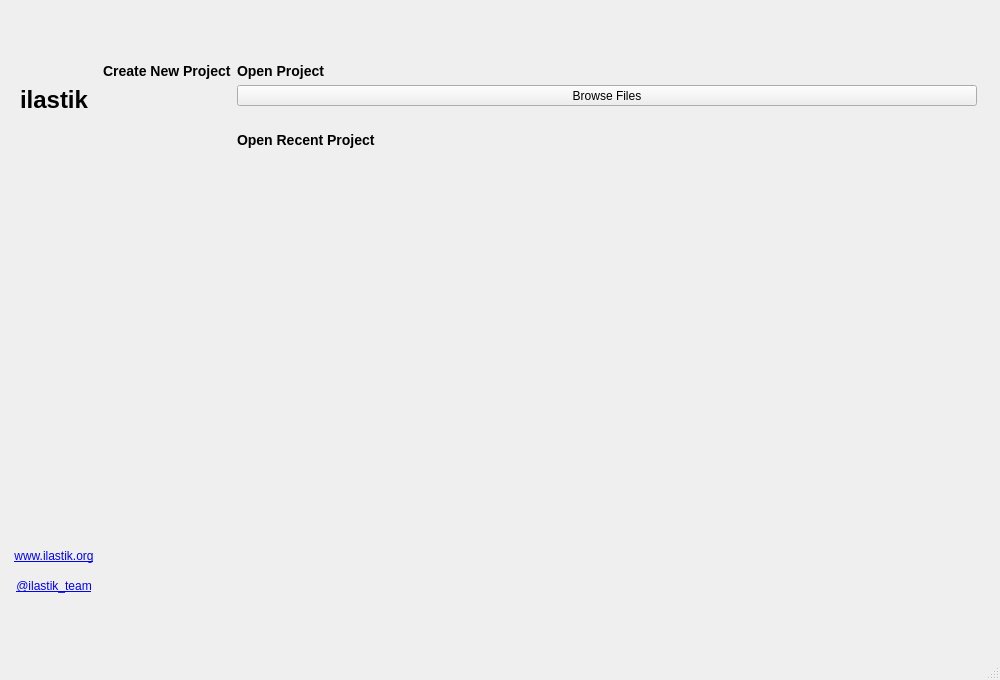
ilastik/ilastik, file ilastik/shell/gui/ui/ilastikShell.ui: the form before one commit.
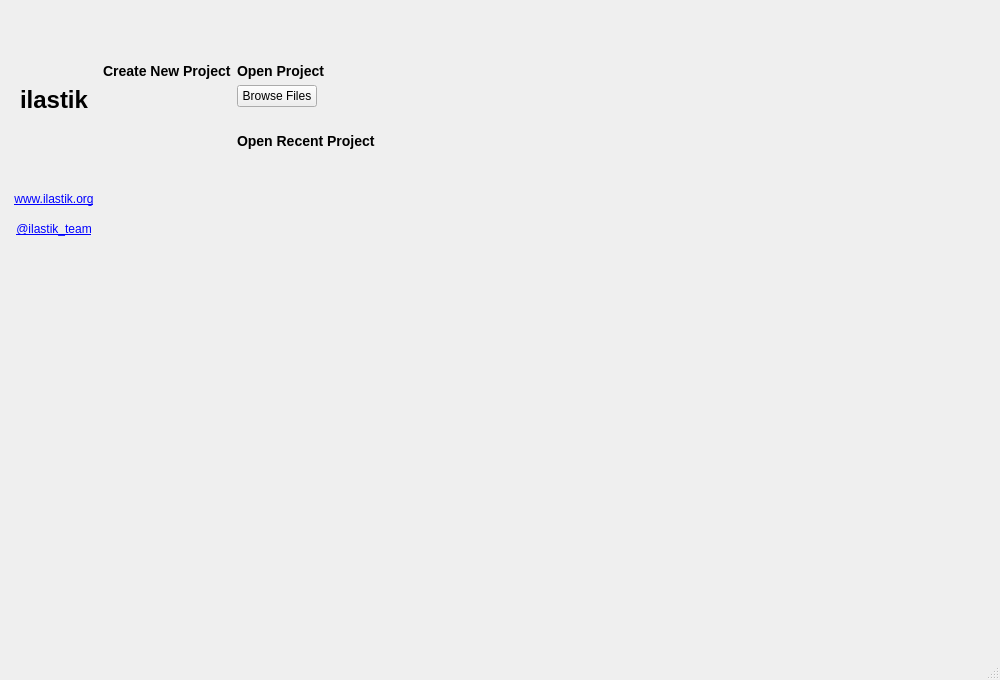
The form after the commit. Icons and pictures are not drawn. Custom widgets are drawn as their Qt base class.

Commit message:
Change buttons on a startup screen
* Make startup screen buttons more lightweight
* Revert precomputing button widths from e5ac87fcbedc2fab722e71582010afc39f968992: the previous solution did not account for icons and paddings
* Move links closer to the logo

What changed in the file:
```diff
--- a/ilastik/shell/gui/ui/ilastikShell.ui
+++ b/ilastik/shell/gui/ui/ilastikShell.ui
@@ -174,10 +174,13 @@
                  <property name="orientation">
                   <enum>Qt::Vertical</enum>
                  </property>
+                 <property name="sizeType">
+                  <enum>QSizePolicy::Fixed</enum>
+                 </property>
                  <property name="sizeHint" stdset="0">
                   <size>
                    <width>0</width>
-                   <height>0</height>
+                   <height>32</height>
                   </size>
                  </property>
                 </spacer>
@@ -229,13 +232,10 @@
                  <property name="orientation">
                   <enum>Qt::Vertical</enum>
                  </property>
-                 <property name="sizeType">
-                  <enum>QSizePolicy::Fixed</enum>
-                 </property>
                  <property name="sizeHint" stdset="0">
                   <size>
-                   <width>20</width>
-                   <height>16</height>
+                   <width>0</width>
+                   <height>0</height>
                   </size>
                  </property>
                 </spacer>
@@ -313,14 +313,8 @@
                        </property>
                       </widget>
                      </item>
-                     <item>
-                      <widget class="QToolButton" name="browseFilesButton">
-                       <property name="sizePolicy">
-                        <sizepolicy hsizetype="MinimumExpanding" vsizetype="Minimum">
-                         <horstretch>0</horstretch>
-                         <verstretch>0</verstretch>
-                        </sizepolicy>
-                       </property>
+                     <item alignment="Qt::AlignLeft">
+                      <widget class="QPushButton" name="browseFilesButton">
                        <property name="text">
                         <string>Browse Files</string>
                        </property>
@@ -344,12 +338,6 @@
                      </item>
                      <item>
                       <widget class="QLabel" name="openRecentProject">
-                       <property name="sizePolicy">
-                        <sizepolicy hsizetype="MinimumExpanding" vsizetype="Minimum">
-                         <horstretch>0</horstretch>
-                         <verstretch>0</verstretch>
-                        </sizepolicy>
-                       </property>
                        <property name="text">
                         <string>&lt;h3&gt;Open Recent Project&lt;/h3&gt;</string>
                        </property>
```
Left out of the diff: 3 changed lines with no effect on the pictures. The commit also changes 2 other files.
